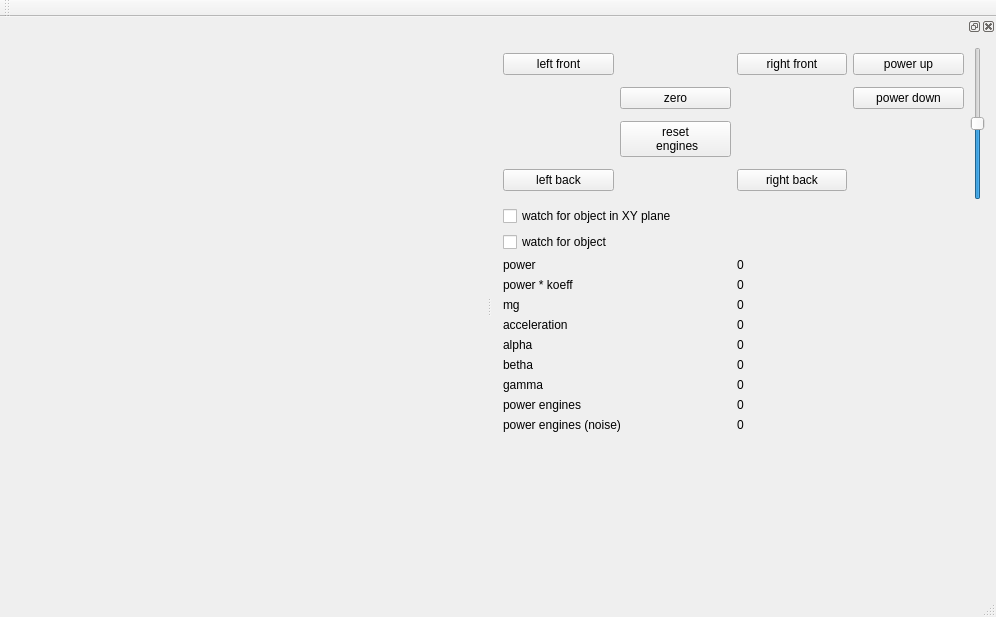
artthirt/glsamp, file mainwindow.ui: the form before one commit.
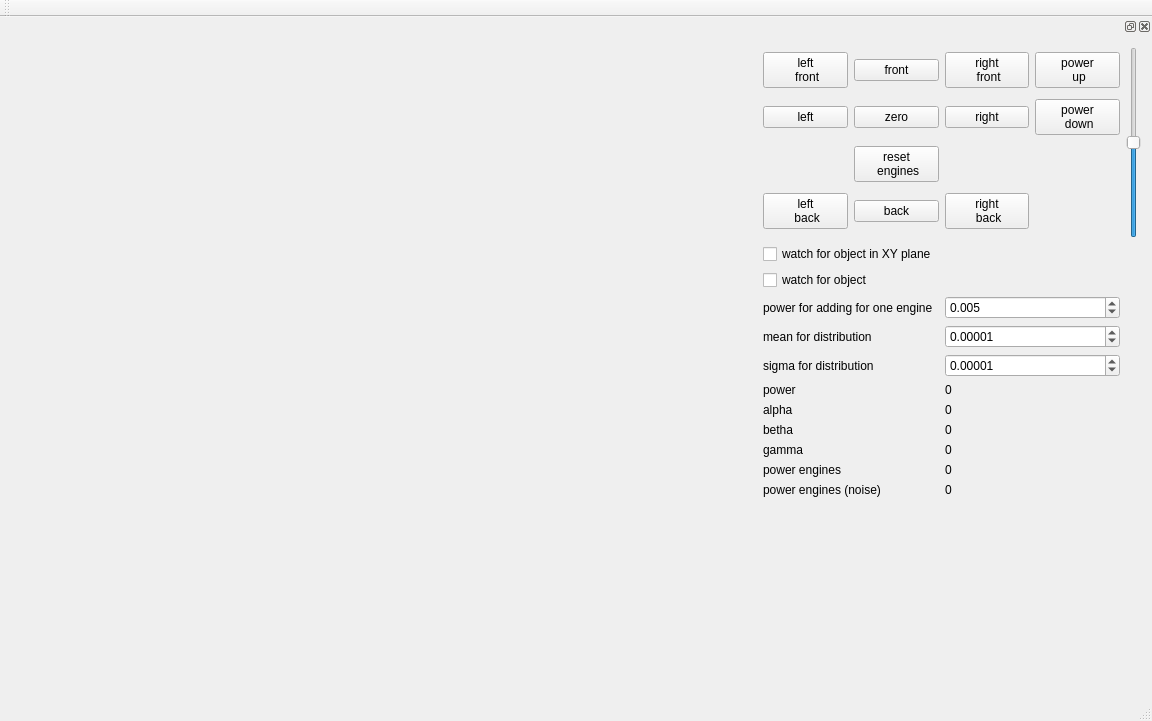
The form after the commit. Custom widgets are drawn as their Qt base class.

What changed in the file:
```diff
--- a/mainwindow.ui
+++ b/mainwindow.ui
@@ -6,8 +6,8 @@
    <rect>
     <x>0</x>
     <y>0</y>
-    <width>996</width>
-    <height>617</height>
+    <width>1152</width>
+    <height>721</height>
    </rect>
   </property>
   <property name="windowTitle">
@@ -46,8 +46,14 @@
   <widget class="QDockWidget" name="dockWidget">
    <property name="minimumSize">
     <size>
-     <width>504</width>
-     <height>434</height>
+     <width>400</width>
+     <height>466</height>
+    </size>
+   </property>
+   <property name="maximumSize">
+    <size>
+     <width>400</width>
+     <height>524287</height>
     </size>
    </property>
    <attribute name="dockWidgetArea">
@@ -55,65 +61,51 @@
    </attribute>
    <widget class="QWidget" name="dockWidgetContents">
     <layout class="QGridLayout" name="gridLayout_2">
-     <item row="3" column="2">
+     <item row="6" column="2">
       <layout class="QGridLayout" name="gridLayout_3">
-       <item row="7" column="0">
-        <widget class="QLabel" name="label_">
+       <item row="2" column="1">
+        <widget class="QLabel" name="label_betha">
          <property name="text">
-          <string>power engines</string>
+          <string>0</string>
          </property>
         </widget>
        </item>
-       <item row="0" column="1">
-        <widget class="QLabel" name="label_power">
+       <item row="1" column="1">
+        <widget class="QLabel" name="label_alpha">
          <property name="text">
           <string>0</string>
          </property>
         </widget>
        </item>
-       <item row="6" column="0">
+       <item row="3" column="0">
         <widget class="QLabel" name="label_4">
          <property name="text">
           <string>gamma</string>
          </property>
         </widget>
        </item>
-       <item row="4" column="1">
-        <widget class="QLabel" name="label_alpha">
+       <item row="0" column="1">
+        <widget class="QLabel" name="label_power">
          <property name="text">
           <string>0</string>
          </property>
         </widget>
        </item>
-       <item row="5" column="1">
-        <widget class="QLabel" name="label_betha">
+       <item row="4" column="0">
+        <widget class="QLabel" name="label_">
          <property name="text">
-          <string>0</string>
+          <string>power engines</string>
          </property>
         </widget>
        </item>
-       <item row="2" column="0">
-        <widget class="QLabel" name="label_1">
-         <property name="text">
-          <string>mg</string>
-         </property>
-        </widget>
-       </item>
-       <item row="2" column="1">
-        <widget class="QLabel" name="label_mg">
-         <property name="text">
-          <string>0</string>
-         </property>
-        </widget>
-       </item>
-       <item row="6" column="1">
+       <item row="3" column="1">
         <widget class="QLabel" name="label_gamma">
          <property name="text">
           <string>0</string>
          </property>
         </widget>
        </item>
-       <item row="7" column="1">
+       <item row="4" column="1">
         <widget class="QLabel" name="label_power_engines">
          <property name="text">
           <string>0</string>
@@ -127,62 +119,34 @@
          </property>
         </widget>
        </item>
-       <item row="5" column="0">
+       <item row="2" column="0">
         <widget class="QLabel" name="label_3">
          <property name="text">
           <string>betha</string>
          </property>
         </widget>
        </item>
-       <item row="4" column="0">
+       <item row="1" column="0">
         <widget class="QLabel" name="label_2">
          <property name="text">
           <string>alpha</string>
          </property>
         </widget>
        </item>
-       <item row="8" column="0">
+       <item row="5" column="0">
         <widget class="QLabel" name="label_5">
          <property name="text">
           <string>power engines (noise)</string>
          </property>
         </widget>
        </item>
-       <item row="8" column="1">
+       <item row="5" column="1">
         <widget class="QLabel" name="label_power_engines_noise">
          <property name="text">
           <string>0</string>
          </property>
         </widget>
        </item>
-       <item row="1" column="0">
-        <widget class="QLabel" name="label_6">
-         <property name="text">
-          <string>power * koeff</string>
-         </property>
-        </widget>
-       </item>
-       <item row="1" column="1">
-        <widget class="QLabel" name="label_power_koeff">
-         <property name="text">
-          <string>0</string>
-         </property>
-        </widget>
-       </item>
-       <item row="3" column="0">
-        <widget class="QLabel" name="label_7">
-         <property name="text">
-          <string>acceleration</string>
-         </property>
-        </widget>
-       </item>
-       <item row="3" column="1">
-        <widget class="QLabel" name="label_acceleration">
-         <property name="text">
-          <string>0</string>
-         </property>
-        </widget>
-       </item>
       </layout>
      </item>
      <item row="0" column="2">
@@ -190,21 +154,24 @@
        <item row="3" column="1">
         <widget class="QPushButton" name="pb_left_back">
          <property name="text">
-          <string>left back</string>
+          <string>left
+ back</string>
          </property>
         </widget>
        </item>
        <item row="3" column="3">
         <widget class="QPushButton" name="pb_right_back">
          <property name="text">
-          <string>right back</string>
+          <string>right
+ back</string>
          </property>
         </widget>
        </item>
        <item row="0" column="3">
         <widget class="QPushButton" name="pb_right_front">
          <property name="text">
-          <string>right front</string>
+          <string>right
+ front</string>
          </property>
         </widget>
        </item>
@@ -226,27 +193,58 @@
        <item row="0" column="1">
         <widget class="QPushButton" name="pb_left_front">
          <property name="text">
-          <string>left front</string>
+          <string>left
+ front</string>
          </property>
         </widget>
        </item>
        <item row="1" column="4">
         <widget class="QPushButton" name="pb_down">
          <property name="text">
-          <string>power down</string>
+          <string>power
+ down</string>
          </property>
         </widget>
        </item>
        <item row="0" column="4">
         <widget class="QPushButton" name="pb_up">
          <property name="text">
-          <string>power up</string>
+          <string>power
+ up</string>
+         </property>
+        </widget>
+       </item>
+       <item row="3" column="2">
+        <widget class="QPushButton" name="pushButton">
+         <property name="text">
+          <string>back</string>
+         </property>
+        </widget>
+       </item>
+       <item row="0" column="2">
+        <widget class="QPushButton" name="pushButton_2">
+         <property name="text">
+          <string>front</string>
+         </property>
+        </widget>
+       </item>
+       <item row="1" column="1">
+        <widget class="QPushButton" name="pushButton_3">
+         <property name="text">
+          <string>left</string>
+         </property>
+        </widget>
+       </item>
+       <item row="1" column="3">
+        <widget class="QPushButton" name="pushButton_4">
+         <property name="text">
+          <string>right</string>
          </property>
         </widget>
        </item>
       </layout>
      </item>
-     <item row="4" column="2">
+     <item row="7" column="2">
       <spacer name="verticalSpacer">
        <property name="orientation">
         <enum>Qt::Vertical</enum>
@@ -286,6 +284,82 @@
        </property>
       </widget>
      </item>
+     <item row="3" column="2">
+      <layout class="QGridLayout" name="gridLayout_4">
+       <property name="topMargin">
+        <number>0</number>
+       </property>
+       <item row="0" column="1">
+        <widget class="QDoubleSpinBox" name="dsb_power">
+         <property name="decimals">
+          <number>3</number>
+         </property>
+         <property name="minimum">
+          <double>-99.989999999999995</double>
+         </property>
+         <property name="singleStep">
+          <double>0.001000000000000</double>
+         </property>
+         <property name="value">
+          <double>0.005000000000000</double>
+         </property>
+        </widget>
+       </item>
+       <item row="1" column="0">
+        <widget class="QLabel" name="label_9">
+         <property name="text">
+          <string>mean for distribution</string>
+         </property>
+        </widget>
+       </item>
+       <item row="0" column="0">
+        <widget class="QLabel" name="label_8">
+         <property name="text">
+          <string>power for adding for one engine</string>
+         </property>
+        </widget>
+       </item>
+       <item row="1" column="1">
+        <widget class="QDoubleSpinBox" name="dsb_mean">
+         <property name="decimals">
+          <number>5</number>
+         </property>
+         <property name="minimum">
+          <double>-99.989999999999995</double>
+         </property>
+         <property name="singleStep">
+          <double>0.000010000000000</double>
+         </property>
+         <property name="value">
+          <double>0.000010000000000</double>
+         </property>
+        </widget>
+       </item>
+       <item row="2" column="0">
+        <widget class="QLabel" name="label_10">
+         <property name="text">
+          <string>sigma for distribution</string>
+         </property>
+        </widget>
+       </item>
+       <item row="2" column="1">
+        <widget class="QDoubleSpinBox" name="dsb_sigma">
+         <property name="decimals">
+          <number>5</number>
+         </property>
+         <property name="minimum">
+          <double>-99.989999999999995</double>
+         </property>
+         <property name="singleStep">
+          <double>0.000010000000000</double>
+         </property>
+         <property name="value">
+          <double>0.000010000000000</double>
+         </property>
+        </widget>
+       </item>
+      </layout>
+     </item>
     </layout>
    </widget>
   </widget>
```
Left out of the diff: 4 changed lines with no effect on the pictures.
